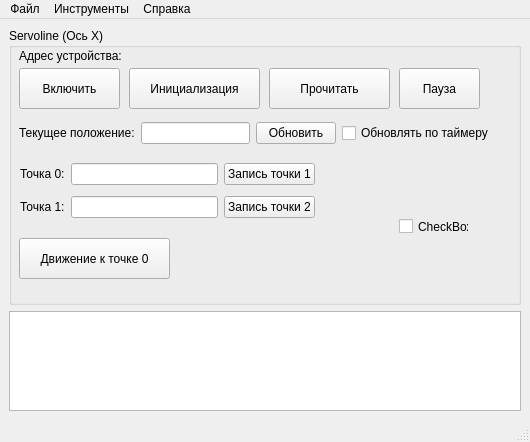
VladimirR46/PharmacyRobot, file mainwindow.ui: the form before one commit.
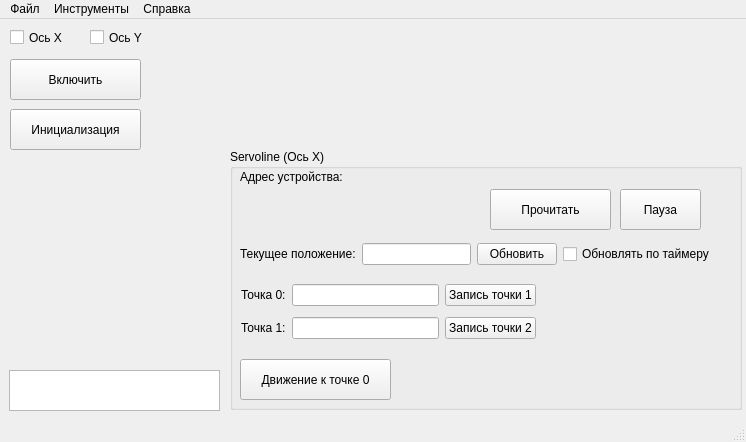
The form after the commit. Icons and pictures are not drawn.

Diff of the .ui file:
```diff
--- a/mainwindow.ui
+++ b/mainwindow.ui
@@ -6,7 +6,7 @@
    <rect>
     <x>0</x>
     <y>0</y>
-    <width>530</width>
+    <width>746</width>
     <height>442</height>
    </rect>
   </property>
@@ -14,9 +14,37 @@
    <string>Аптечный Робот</string>
   </property>
   <widget class="QWidget" name="centralwidget">
-   <layout class="QVBoxLayout" name="verticalLayout">
-    <item>
+   <widget class="QListWidget" name="listWidget">
+    <property name="geometry">
+     <rect>
+      <x>9</x>
+      <y>351</y>
+      <width>211</width>
+      <height>41</height>
+     </rect>
+    </property>
+    <property name="sizePolicy">
+     <sizepolicy hsizetype="Expanding" vsizetype="Maximum">
+      <horstretch>0</horstretch>
+      <verstretch>0</verstretch>
+     </sizepolicy>
+    </property>
+    <property name="maximumSize">
+     <size>
+      <width>16777215</width>
+      <height>100</height>
+     </size>
+    </property>
+   </widget>
      <widget class="QGroupBox" name="groupBox">
+    <property name="geometry">
+     <rect>
+      <x>230</x>
+      <y>130</y>
+      <width>512</width>
+      <height>261</height>
+     </rect>
+    </property>
       <property name="title">
        <string>Servoline (Ось Х)</string>
       </property>
@@ -79,52 +107,6 @@
         </size>
        </property>
       </widget>
-      <widget class="QPushButton" name="PowerButton">
-       <property name="geometry">
-        <rect>
-         <x>10</x>
-         <y>40</y>
-         <width>101</width>
-         <height>41</height>
-        </rect>
-       </property>
-       <property name="text">
-        <string>Включить</string>
-       </property>
-       <property name="icon">
-        <iconset resource="resource.qrc">
-         <normaloff>:/images/power.png</normaloff>:/images/power.png</iconset>
-       </property>
-       <property name="iconSize">
-        <size>
-         <width>24</width>
-         <height>24</height>
-        </size>
-       </property>
-      </widget>
-      <widget class="QPushButton" name="SHomeButton">
-       <property name="geometry">
-        <rect>
-         <x>120</x>
-         <y>40</y>
-         <width>131</width>
-         <height>41</height>
-        </rect>
-       </property>
-       <property name="text">
-        <string>Инициализация</string>
-       </property>
-       <property name="icon">
-        <iconset resource="resource.qrc">
-         <normaloff>:/images/init.png</normaloff>:/images/init.png</iconset>
-       </property>
-       <property name="iconSize">
-        <size>
-         <width>30</width>
-         <height>30</height>
-        </size>
-       </property>
-      </widget>
       <widget class="QWidget" name="layoutWidget">
        <property name="geometry">
         <rect>
@@ -250,46 +232,87 @@
         <bool>false</bool>
        </property>
       </widget>
-      <widget class="QCheckBox" name="checkBox">
+   </widget>
+   <widget class="QPushButton" name="PowerButton">
        <property name="geometry">
         <rect>
-         <x>390</x>
-         <y>190</y>
+      <x>10</x>
+      <y>40</y>
+      <width>131</width>
+      <height>41</height>
+     </rect>
+    </property>
+    <property name="text">
+     <string>Включить</string>
+    </property>
+    <property name="icon">
+     <iconset resource="resource.qrc">
+      <normaloff>:/images/power.png</normaloff>:/images/power.png</iconset>
+    </property>
+    <property name="iconSize">
+     <size>
+      <width>24</width>
+      <height>24</height>
+     </size>
+    </property>
+   </widget>
+   <widget class="QCheckBox" name="checkAxisX">
+    <property name="geometry">
+     <rect>
+      <x>10</x>
+      <y>10</y>
          <width>70</width>
          <height>17</height>
         </rect>
        </property>
        <property name="text">
-        <string>CheckBox</string>
-       </property>
-      </widget>
-     </widget>
-    </item>
-    <item>
-     <widget class="QListWidget" name="listWidget">
-      <property name="sizePolicy">
-       <sizepolicy hsizetype="Expanding" vsizetype="Maximum">
-        <horstretch>0</horstretch>
-        <verstretch>0</verstretch>
-       </sizepolicy>
-      </property>
-      <property name="maximumSize">
+     <string>Ось X</string>
+    </property>
+   </widget>
+   <widget class="QCheckBox" name="checkAxisY">
+    <property name="geometry">
+     <rect>
+      <x>90</x>
+      <y>10</y>
+      <width>70</width>
+      <height>17</height>
+     </rect>
+    </property>
+    <property name="text">
+     <string>Ось Y</string>
+    </property>
+   </widget>
+   <widget class="QPushButton" name="SHomeButton">
+    <property name="geometry">
+     <rect>
+      <x>10</x>
+      <y>90</y>
+      <width>131</width>
+      <height>41</height>
+     </rect>
+    </property>
+    <property name="text">
+     <string>Инициализация</string>
+    </property>
+    <property name="icon">
+     <iconset resource="resource.qrc">
+      <normaloff>:/images/init.png</normaloff>:/images/init.png</iconset>
+    </property>
+    <property name="iconSize">
        <size>
-        <width>16777215</width>
-        <height>100</height>
+      <width>30</width>
+      <height>30</height>
        </size>
       </property>
      </widget>
-    </item>
-   </layout>
   </widget>
   <widget class="QMenuBar" name="menubar">
    <property name="geometry">
     <rect>
      <x>0</x>
      <y>0</y>
-     <width>530</width>
-     <height>26</height>
+     <width>746</width>
+     <height>21</height>
     </rect>
    </property>
    <widget class="QMenu" name="menu">
```
Lines whose indentation alone changed are shown as unchanged.
